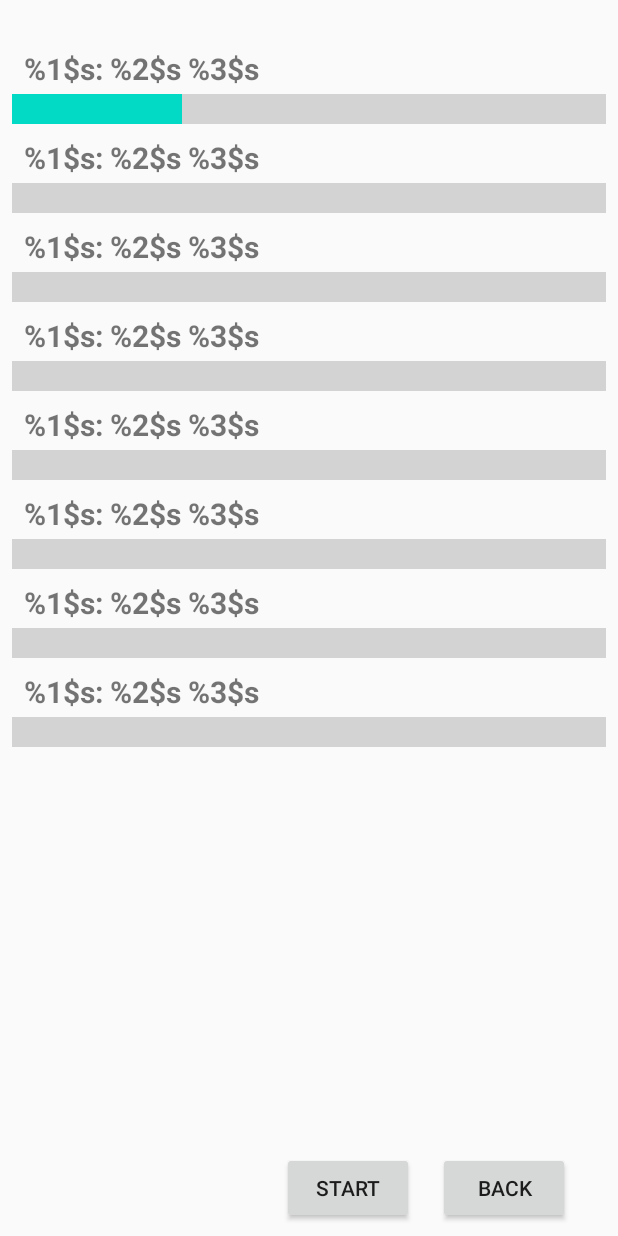
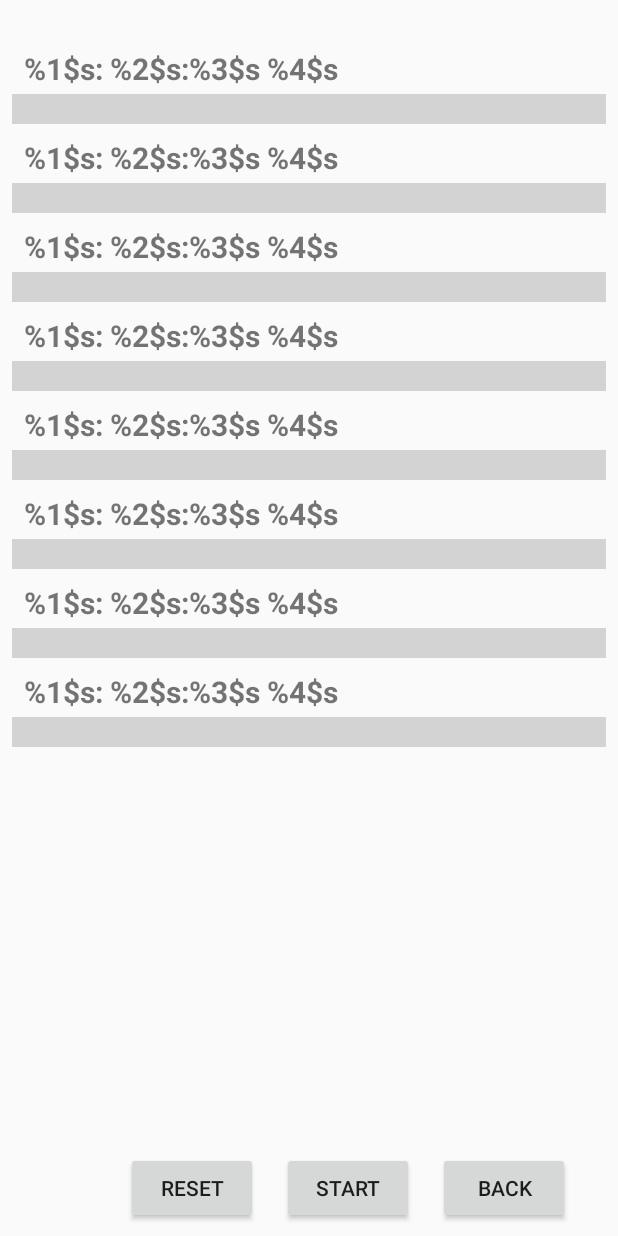
Before and after one commit to Switchleg1/VWFlashTools, an Android app: the layout fragment_logging.xml on its own in the app's theme, with its tools: preview values and no code run, on a phone screen of 412 x 824 dp. Run offline under Robolectric (Android 15) with nearby library versions, the phone set to English and light mode, and no system bars.

Commit message:
Added new logging mode

```diff
--- a/app/src/main/res/layout-land/fragment_logging.xml
+++ b/app/src/main/res/layout-land/fragment_logging.xml
@@ -305,4 +305,13 @@
         app:layout_constraintTop_toBottomOf="@+id/progressBar1"
         app:layout_constraintVertical_bias="0.5" />
 
+    <Button
+        android:id="@+id/buttonReset"
+        android:layout_width="wrap_content"
+        android:layout_height="wrap_content"
+        android:layout_marginEnd="16dp"
+        android:text="@string/reset"
+        app:layout_constraintEnd_toStartOf="@+id/buttonStartLog"
+        app:layout_constraintTop_toTopOf="@+id/buttonStartLog" />
+
 </androidx.constraintlayout.widget.ConstraintLayout>
--- a/app/src/main/res/layout/fragment_logging.xml
+++ b/app/src/main/res/layout/fragment_logging.xml
@@ -10,7 +10,7 @@
 
     <ProgressBar
         android:id="@+id/progressBar3"
-        style="?android:attr/progressBarStyleHorizontal"
+        style="@style/Widget.AppCompat.ProgressBar.Horizontal"
         android:layout_width="match_parent"
         android:layout_height="30dp"
         android:layout_marginStart="8dp"
@@ -24,7 +24,7 @@
 
     <ProgressBar
         android:id="@+id/progressBar4"
-        style="?android:attr/progressBarStyleHorizontal"
+        style="@style/Widget.AppCompat.ProgressBar.Horizontal"
         android:layout_width="match_parent"
         android:layout_height="30dp"
         android:layout_marginStart="8dp"
@@ -38,7 +38,7 @@
 
     <ProgressBar
         android:id="@+id/progressBar5"
-        style="?android:attr/progressBarStyleHorizontal"
+        style="@style/Widget.AppCompat.ProgressBar.Horizontal"
         android:layout_width="match_parent"
         android:layout_height="30dp"
         android:layout_marginStart="8dp"
@@ -52,7 +52,7 @@
 
     <ProgressBar
         android:id="@+id/progressBar6"
-        style="?android:attr/progressBarStyleHorizontal"
+        style="@style/Widget.AppCompat.ProgressBar.Horizontal"
         android:layout_width="match_parent"
         android:layout_height="30dp"
         android:layout_marginStart="8dp"
@@ -80,7 +80,7 @@
 
     <ProgressBar
         android:id="@+id/progressBar2"
-        style="?android:attr/progressBarStyleHorizontal"
+        style="@style/Widget.AppCompat.ProgressBar.Horizontal"
         android:layout_width="match_parent"
         android:layout_height="30dp"
         android:layout_marginStart="8dp"
@@ -219,14 +219,13 @@
 
     <ProgressBar
         android:id="@+id/progressBar1"
-        style="?android:attr/progressBarStyleHorizontal"
+        style="@style/Widget.AppCompat.ProgressBar.Horizontal"
         android:layout_width="match_parent"
         android:layout_height="30dp"
         android:layout_marginStart="8dp"
         android:layout_marginEnd="8dp"
-        android:max="7000"
+        android:max="100"
         android:min="0"
-        android:progress="2000"
         android:scaleY="5"
         app:layout_constraintEnd_toEndOf="parent"
         app:layout_constraintStart_toStartOf="parent"
@@ -234,7 +233,7 @@
 
     <ProgressBar
         android:id="@+id/progressBar8"
-        style="?android:attr/progressBarStyleHorizontal"
+        style="@style/Widget.AppCompat.ProgressBar.Horizontal"
         android:layout_width="match_parent"
         android:layout_height="30dp"
         android:layout_marginStart="8dp"
@@ -244,4 +243,13 @@
         app:layout_constraintStart_toStartOf="parent"
         app:layout_constraintTop_toBottomOf="@+id/textViewPID8" />
 
+    <Button
+        android:id="@+id/buttonReset"
+        android:layout_width="wrap_content"
+        android:layout_height="wrap_content"
+        android:layout_marginEnd="16dp"
+        android:text="@string/reset"
+        app:layout_constraintEnd_toStartOf="@+id/buttonStartLog"
+        app:layout_constraintTop_toTopOf="@+id/buttonStartLog" />
+
 </androidx.constraintlayout.widget.ConstraintLayout>
--- a/app/src/main/res/values/strings.xml
+++ b/app/src/main/res/values/strings.xml
@@ -16,6 +16,7 @@
     <string name="back">Back</string>
     <string name="stop_log">Stop</string>
     <string name="start_log">Start</string>
+    <string name="reset">Reset</string>
     <!-- Strings used for misc -->
     <string name="bt_status">Bluetooth: </string>
     <string name="bt_connect">Connect</string>
@@ -29,6 +30,6 @@
     <string name="title_not_connected">not connected</string>
     <string name="title_error">error <xliff:g id="error_name">%1$s</xliff:g></string>
     <string name="title_connected_to">connected to <xliff:g id="device_name">%1$s</xliff:g></string>
-    <string name="textPID"><xliff:g id="pid_str">%1$s</xliff:g>: <xliff:g id="pid_val">%2$s</xliff:g> <xliff:g id="pid_unit">%3$s</xliff:g></string>
+    <string name="textPID"><xliff:g id="pid_str">%1$s</xliff:g>: <xliff:g id="pid_val">%2$s</xliff:g>:<xliff:g id="pid_unit">%3$s</xliff:g> <xliff:g id="pid_unit">%4$s</xliff:g></string>
     <string name="textVIN">VIN: <xliff:g id="vin_str">%1$s</xliff:g></string>
 </resources>
```
Also changed, not shown: app/src/main/java/com/app/vwflashtools/ConfigFile.kt (+6 -6 lines), app/src/main/java/com/app/vwflashtools/LoggingFragment.kt (+89 -43 lines), app/src/main/java/com/app/vwflashtools/UDS.kt (+98 -98 lines).
